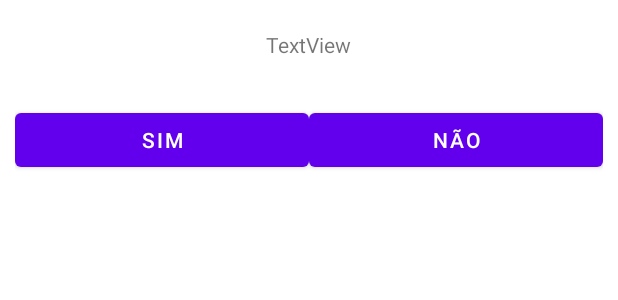
After one commit to allan-bismarck/Paciencia-Spider, an Android app: the layout fragment_my_alert_dialog.xml on its own in the app's theme, with its tools: preview values and no code run, on a phone screen of 412 x 824 dp. The commit adds this screen. Shown: the top 300 px of the screen. Run offline under Robolectric (Android 15) with nearby library versions, the phone set to English and light mode, and no system bars.

Commit message:
inserting alertDialogs

```diff
--- a/app/build.gradle
+++ b/app/build.gradle
@@ -38,6 +38,8 @@ dependencies {
     implementation 'androidx.appcompat:appcompat:1.4.1'
     implementation 'com.google.android.material:material:1.5.0'
     implementation 'androidx.constraintlayout:constraintlayout:2.1.3'
+    implementation 'org.jetbrains.kotlinx:kotlinx-coroutines-android:1.6.4'
+    implementation 'org.jetbrains.kotlinx:kotlinx-coroutines-core:1.6.4'
     testImplementation 'junit:junit:4.13.2'
     androidTestImplementation 'androidx.test.ext:junit:1.1.3'
     androidTestImplementation 'androidx.test.espresso:espresso-core:3.4.0'
--- a/app/src/main/java/com/example/paciencia_spider/GameFragment.kt
+++ b/app/src/main/java/com/example/paciencia_spider/GameFragment.kt
@@ -1,5 +1,7 @@
 package com.example.paciencia_spider
 
+import android.app.AlertDialog
+import android.app.Dialog
 import android.os.Bundle
 import android.util.Log
 import androidx.fragment.app.Fragment
@@ -7,6 +9,8 @@ import android.view.LayoutInflater
 import android.view.View
 import android.view.ViewGroup
 import android.widget.TextView
+import android.widget.Toast
+import androidx.fragment.app.DialogFragment
 
 class GameFragment : Fragment() {
 
--- /dev/null
+++ b/app/src/main/res/layout/fragment_my_alert_dialog.xml
@@ -0,0 +1,46 @@
+<?xml version="1.0" encoding="utf-8"?>
+<RelativeLayout xmlns:android="http://schemas.android.com/apk/res/android"
+    android:layout_width="wrap_content"
+    android:layout_height="wrap_content"
+    android:orientation="vertical">
+
+    <LinearLayout
+        android:layout_width="match_parent"
+        android:layout_height="wrap_content"
+        android:gravity="center"
+        android:orientation="vertical">
+
+        <TextView
+            android:id="@+id/message"
+            android:layout_width="wrap_content"
+            android:layout_height="wrap_content"
+            android:padding="20dp"
+            android:text="TextView"
+            android:textAlignment="center"
+            android:gravity="center_horizontal" />
+
+        <LinearLayout
+            android:layout_width="match_parent"
+            android:layout_height="match_parent"
+            android:layout_margin="10dp"
+            android:orientation="horizontal">
+
+            <Button
+                android:id="@+id/yes"
+                android:layout_width="match_parent"
+                android:layout_height="wrap_content"
+                android:layout_weight="1"
+                android:text="Sim" />
+
+            <Button
+                android:id="@+id/no"
+                android:layout_width="match_parent"
+                android:layout_height="wrap_content"
+                android:layout_weight="1"
+                android:text="Não" />
+
+        </LinearLayout>
+
+    </LinearLayout>
+
+</RelativeLayout>
```
Also changed, not shown: app/src/main/java/com/example/paciencia_spider/GameActivity.kt (+36 -6 lines).
